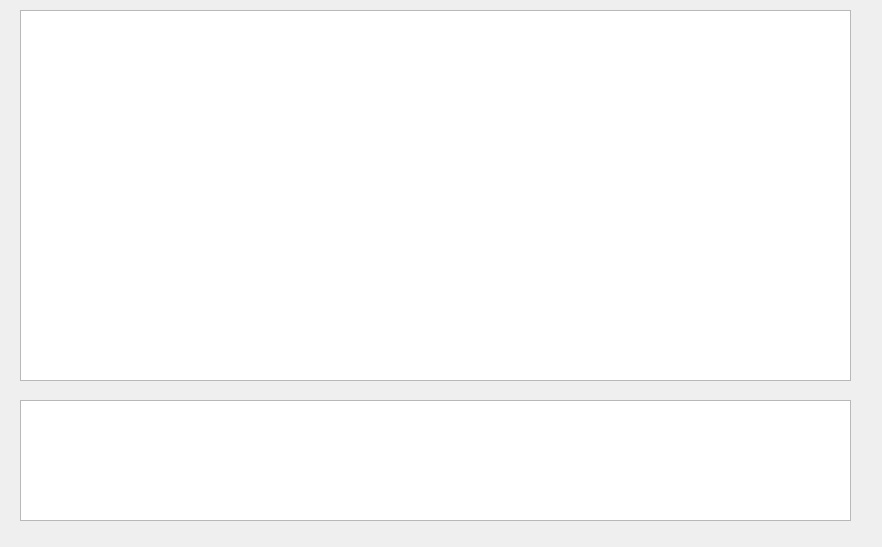
Above: demo/dialog.ui from marscore007/hobby before the change. Below: the same form after it.
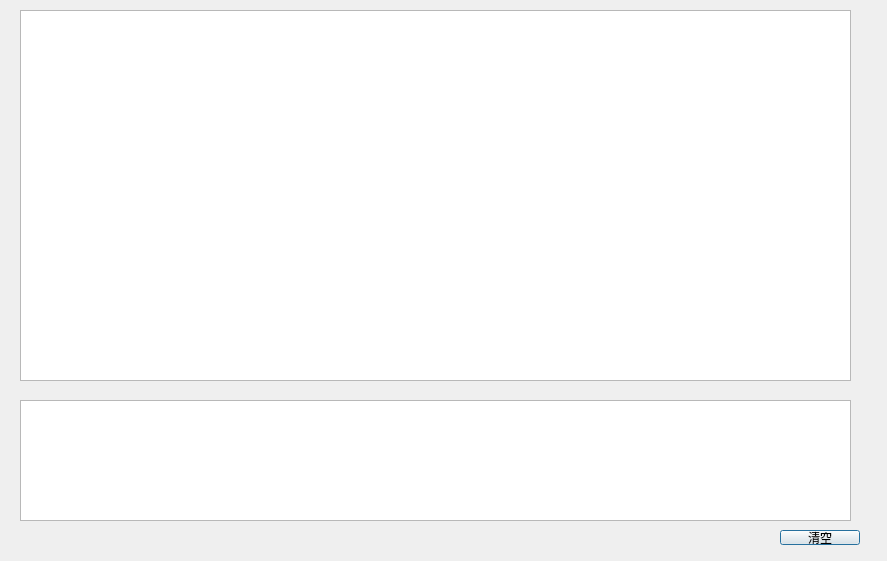
That is the form after the change.

```diff
--- a/demo/dialog.ui
+++ b/demo/dialog.ui
@@ -6,8 +6,8 @@
    <rect>
     <x>0</x>
     <y>0</y>
-    <width>882</width>
-    <height>547</height>
+    <width>887</width>
+    <height>561</height>
    </rect>
   </property>
   <property name="windowTitle">
@@ -36,6 +36,19 @@
     </rect>
    </property>
   </widget>
+  <widget class="QPushButton" name="pushButton">
+   <property name="geometry">
+    <rect>
+     <x>780</x>
+     <y>530</y>
+     <width>80</width>
+     <height>15</height>
+    </rect>
+   </property>
+   <property name="text">
+    <string>清空</string>
+   </property>
+  </widget>
  </widget>
  <layoutdefault spacing="6" margin="11"/>
  <resources/>
```
